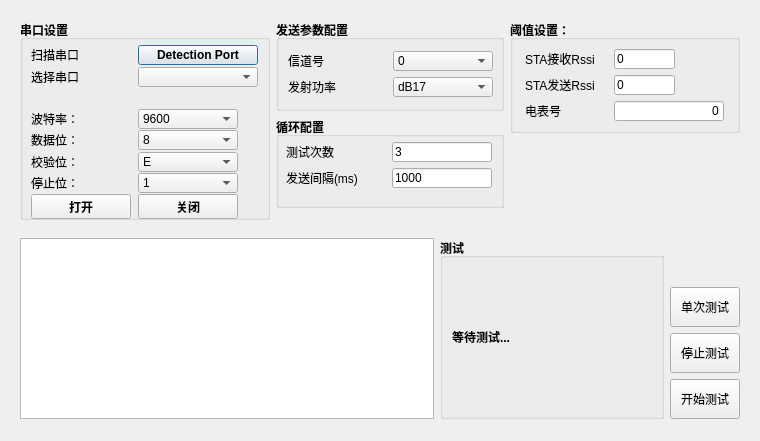
Old version of the form ui/ui_gadget.ui in the repository ZhenhuaWei/BaseSerialPortTool.
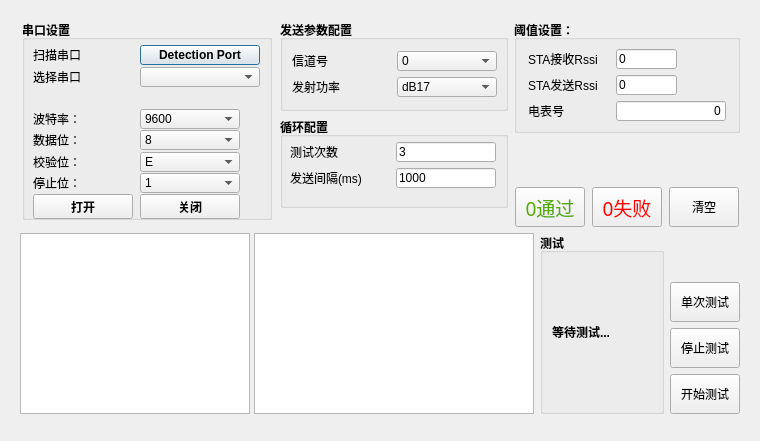
New version of the form.

Commit message: modify ui, add table view

Patch:
```diff
--- a/ui/ui_gadget.ui
+++ b/ui/ui_gadget.ui
@@ -25,8 +25,8 @@
   <property name="windowTitle">
    <string>Form</string>
   </property>
-  <layout class="QGridLayout" name="gridLayout_11">
-   <item row="0" column="1">
+  <layout class="QGridLayout" name="gridLayout_6">
+   <item row="0" column="0">
     <widget class="QStackedWidget" name="stackedWidget">
      <property name="sizePolicy">
       <sizepolicy hsizetype="Preferred" vsizetype="Preferred">
@@ -46,141 +46,7 @@
      </property>
      <widget class="QWidget" name="stackedWidgetPage1">
       <layout class="QGridLayout" name="gridLayout_13">
-       <item row="1" column="3">
-        <layout class="QGridLayout" name="gridLayout_10">
-         <item row="3" column="0">
-          <widget class="QPushButton" name="start_test_bt">
-           <property name="minimumSize">
-            <size>
-             <width>70</width>
-             <height>40</height>
-            </size>
-           </property>
-           <property name="maximumSize">
-            <size>
-             <width>70</width>
-             <height>40</height>
-            </size>
-           </property>
-           <property name="font">
-            <font>
-             <weight>50</weight>
-             <bold>false</bold>
-            </font>
-           </property>
-           <property name="text">
-            <string>开始测试</string>
-           </property>
-          </widget>
-         </item>
-         <item row="2" column="0">
-          <widget class="QPushButton" name="stop_test_bt">
-           <property name="minimumSize">
-            <size>
-             <width>70</width>
-             <height>40</height>
-            </size>
-           </property>
-           <property name="maximumSize">
-            <size>
-             <width>70</width>
-             <height>40</height>
-            </size>
-           </property>
-           <property name="font">
-            <font>
-             <weight>50</weight>
-             <bold>false</bold>
-            </font>
-           </property>
-           <property name="text">
-            <string>停止测试</string>
-           </property>
-          </widget>
-         </item>
-         <item row="1" column="0">
-          <widget class="QPushButton" name="meter_addr">
-           <property name="minimumSize">
-            <size>
-             <width>70</width>
-             <height>40</height>
-            </size>
-           </property>
-           <property name="maximumSize">
-            <size>
-             <width>70</width>
-             <height>40</height>
-            </size>
-           </property>
-           <property name="font">
-            <font>
-             <family>Arial</family>
-             <weight>50</weight>
-             <bold>false</bold>
-            </font>
-           </property>
-           <property name="text">
-            <string>单次测试</string>
-           </property>
-          </widget>
-         </item>
-         <item row="0" column="0">
-          <spacer name="verticalSpacer_4">
-           <property name="orientation">
-            <enum>Qt::Vertical</enum>
-           </property>
-           <property name="sizeHint" stdset="0">
-            <size>
-             <width>20</width>
-             <height>40</height>
-            </size>
-           </property>
-          </spacer>
-         </item>
-        </layout>
-       </item>
-       <item row="1" column="2">
-        <layout class="QGridLayout" name="gridLayout_12">
-         <item row="0" column="1">
-          <widget class="QGroupBox" name="groupBox_4">
-           <property name="font">
-            <font>
-             <weight>75</weight>
-             <bold>true</bold>
-            </font>
-           </property>
-           <property name="title">
-            <string>测试</string>
-           </property>
-           <layout class="QGridLayout" name="gridLayout_9">
-            <item row="0" column="0">
-             <widget class="QLabel" name="result_lb">
-              <property name="minimumSize">
-               <size>
-                <width>200</width>
-                <height>140</height>
-               </size>
-              </property>
-              <property name="maximumSize">
-               <size>
-                <width>200</width>
-                <height>140</height>
-               </size>
-              </property>
-              <property name="styleSheet">
-               <string notr="true">font: 18pt &quot;Adobe Devanagari&quot;;</string>
-              </property>
-              <property name="text">
-               <string>等待测试...</string>
-              </property>
-             </widget>
-            </item>
-           </layout>
-          </widget>
-         </item>
-        </layout>
-       </item>
-       <item row="0" column="0">
+       <item row="0" column="0" colspan="2">
         <layout class="QGridLayout" name="gridLayout">
          <item row="0" column="0">
           <widget class="QGroupBox" name="formGroupBox1">
@@ -799,9 +665,446 @@
          </item>
         </layout>
        </item>
-       <item row="0" column="1" colspan="3">
+       <item row="1" column="4">
+        <layout class="QGridLayout" name="gridLayout_12">
+         <item row="0" column="0">
+          <widget class="QGroupBox" name="groupBox_4">
+           <property name="font">
+            <font>
+             <weight>75</weight>
+             <bold>true</bold>
+            </font>
+           </property>
+           <property name="title">
+            <string>测试</string>
+           </property>
         <layout class="QGridLayout" name="gridLayout_8">
          <item row="0" column="0">
+             <widget class="QLabel" name="result_lb">
+              <property name="enabled">
+               <bool>true</bool>
+              </property>
+              <property name="minimumSize">
+               <size>
+                <width>100</width>
+                <height>140</height>
+               </size>
+              </property>
+              <property name="maximumSize">
+               <size>
+                <width>100</width>
+                <height>140</height>
+               </size>
+              </property>
+              <property name="styleSheet">
+               <string notr="true">font: 16pt &quot;Adobe Devanagari&quot;;</string>
+              </property>
+              <property name="text">
+               <string>等待测试...</string>
+              </property>
+              <property name="wordWrap">
+               <bool>true</bool>
+              </property>
+             </widget>
+            </item>
+           </layout>
+          </widget>
+         </item>
+         <item row="0" column="1">
+          <layout class="QGridLayout" name="gridLayout_10">
+           <item row="3" column="0">
+            <widget class="QPushButton" name="start_test_bt">
+             <property name="minimumSize">
+              <size>
+               <width>70</width>
+               <height>40</height>
+              </size>
+             </property>
+             <property name="maximumSize">
+              <size>
+               <width>70</width>
+               <height>40</height>
+              </size>
+             </property>
+             <property name="font">
+              <font>
+               <weight>50</weight>
+               <bold>false</bold>
+              </font>
+             </property>
+             <property name="text">
+              <string>开始测试</string>
+             </property>
+            </widget>
+           </item>
+           <item row="2" column="0">
+            <widget class="QPushButton" name="stop_test_bt">
+             <property name="minimumSize">
+              <size>
+               <width>70</width>
+               <height>40</height>
+              </size>
+             </property>
+             <property name="maximumSize">
+              <size>
+               <width>70</width>
+               <height>40</height>
+              </size>
+             </property>
+             <property name="font">
+              <font>
+               <weight>50</weight>
+               <bold>false</bold>
+              </font>
+             </property>
+             <property name="text">
+              <string>停止测试</string>
+             </property>
+            </widget>
+           </item>
+           <item row="1" column="0">
+            <widget class="QPushButton" name="one_test_bt">
+             <property name="minimumSize">
+              <size>
+               <width>70</width>
+               <height>40</height>
+              </size>
+             </property>
+             <property name="maximumSize">
+              <size>
+               <width>70</width>
+               <height>40</height>
+              </size>
+             </property>
+             <property name="font">
+              <font>
+               <family>Arial</family>
+               <weight>50</weight>
+               <bold>false</bold>
+              </font>
+             </property>
+             <property name="text">
+              <string>单次测试</string>
+             </property>
+            </widget>
+           </item>
+           <item row="0" column="0">
+            <spacer name="verticalSpacer_4">
+             <property name="orientation">
+              <enum>Qt::Vertical</enum>
+             </property>
+             <property name="sizeHint" stdset="0">
+              <size>
+               <width>20</width>
+               <height>40</height>
+              </size>
+             </property>
+            </spacer>
+           </item>
+          </layout>
+         </item>
+        </layout>
+       </item>
+       <item row="0" column="3" colspan="2">
+        <layout class="QGridLayout" name="gridLayout_11">
+         <item row="0" column="0">
+          <widget class="QGroupBox" name="groupBox_3">
+           <property name="title">
+            <string>阈值设置：</string>
+           </property>
+           <layout class="QGridLayout" name="gridLayout_7">
+            <item row="0" column="1">
+             <widget class="QLineEdit" name="sta_recv_rssi_le">
+              <property name="minimumSize">
+               <size>
+                <width>61</width>
+                <height>20</height>
+               </size>
+              </property>
+              <property name="maximumSize">
+               <size>
+                <width>61</width>
+                <height>20</height>
+               </size>
+              </property>
+              <property name="font">
+               <font>
+                <weight>50</weight>
+                <bold>false</bold>
+               </font>
+              </property>
+              <property name="text">
+               <string>0</string>
+              </property>
+             </widget>
+            </item>
+            <item row="2" column="0">
+             <widget class="QLabel" name="test_times_lb_4">
+              <property name="minimumSize">
+               <size>
+                <width>80</width>
+                <height>20</height>
+               </size>
+              </property>
+              <property name="maximumSize">
+               <size>
+                <width>80</width>
+                <height>20</height>
+               </size>
+              </property>
+              <property name="font">
+               <font>
+                <weight>50</weight>
+                <bold>false</bold>
+               </font>
+              </property>
+              <property name="text">
+               <string>电表号</string>
+              </property>
+             </widget>
+            </item>
+            <item row="0" column="0">
+             <widget class="QLabel" name="send_num_lb">
+              <property name="minimumSize">
+               <size>
+                <width>80</width>
+                <height>20</height>
+               </size>
+              </property>
+              <property name="maximumSize">
+               <size>
+                <width>80</width>
+                <height>20</height>
+               </size>
+              </property>
+              <property name="font">
+               <font>
+                <weight>50</weight>
+                <bold>false</bold>
+               </font>
+              </property>
+              <property name="text">
+               <string>STA接收Rssi</string>
+              </property>
+             </widget>
+            </item>
+            <item row="2" column="1">
+             <widget class="QLineEdit" name="meter_addr_le">
+              <property name="minimumSize">
+               <size>
+                <width>110</width>
+                <height>20</height>
+               </size>
+              </property>
+              <property name="maximumSize">
+               <size>
+                <width>110</width>
+                <height>20</height>
+               </size>
+              </property>
+              <property name="font">
+               <font>
+                <weight>50</weight>
+                <bold>false</bold>
+               </font>
+              </property>
+              <property name="layoutDirection">
+               <enum>Qt::LeftToRight</enum>
+              </property>
+              <property name="text">
+               <string>0</string>
+              </property>
+              <property name="alignment">
+               <set>Qt::AlignRight|Qt::AlignTrailing|Qt::AlignVCenter</set>
+              </property>
+             </widget>
+            </item>
+            <item row="1" column="0">
+             <widget class="QLabel" name="test_times_lb_3">
+              <property name="minimumSize">
+               <size>
+                <width>80</width>
+                <height>20</height>
+               </size>
+              </property>
+              <property name="maximumSize">
+               <size>
+                <width>80</width>
+                <height>20</height>
+               </size>
+              </property>
+              <property name="font">
+               <font>
+                <weight>50</weight>
+                <bold>false</bold>
+               </font>
+              </property>
+              <property name="text">
+               <string>STA发送Rssi</string>
+              </property>
+             </widget>
+            </item>
+            <item row="1" column="1">
+             <widget class="QLineEdit" name="sta_send_rssi_le">
+              <property name="minimumSize">
+               <size>
+                <width>61</width>
+                <height>20</height>
+               </size>
+              </property>
+              <property name="maximumSize">
+               <size>
+                <width>61</width>
+                <height>20</height>
+               </size>
+              </property>
+              <property name="font">
+               <font>
+                <weight>50</weight>
+                <bold>false</bold>
+               </font>
+              </property>
+              <property name="text">
+               <string>0</string>
+              </property>
+             </widget>
+            </item>
+           </layout>
+          </widget>
+         </item>
+         <item row="2" column="0">
+          <layout class="QGridLayout" name="gridLayout_9">
+           <item row="0" column="0">
+            <widget class="QPushButton" name="pass_cnt_bt">
+             <property name="minimumSize">
+              <size>
+               <width>70</width>
+               <height>40</height>
+              </size>
+             </property>
+             <property name="maximumSize">
+              <size>
+               <width>70</width>
+               <height>40</height>
+              </size>
+             </property>
+             <property name="font">
+              <font>
+               <family>Adobe Devanagari</family>
+               <pointsize>14</pointsize>
+               <weight>9</weight>
+               <italic>false</italic>
+               <bold>false</bold>
+              </font>
+             </property>
+             <property name="styleSheet">
+              <string notr="true">color: rgb(85, 170, 0);
+font: 75 14pt &quot;Adobe Devanagari&quot;;</string>
+             </property>
+             <property name="text">
+              <string>0通过</string>
+             </property>
+            </widget>
+           </item>
+           <item row="0" column="1">
+            <widget class="QPushButton" name="flash_cnt_bt">
+             <property name="minimumSize">
+              <size>
+               <width>70</width>
+               <height>40</height>
+              </size>
+             </property>
+             <property name="maximumSize">
+              <size>
+               <width>70</width>
+               <height>40</height>
+              </size>
+             </property>
+             <property name="font">
+              <font>
+               <family>Adobe Devanagari</family>
+               <pointsize>14</pointsize>
+               <weight>9</weight>
+               <italic>false</italic>
+               <bold>false</bold>
+              </font>
+             </property>
+             <property name="mouseTracking">
+              <bool>false</bool>
+             </property>
+             <property name="styleSheet">
+              <string notr="true">color: rgb(255, 0, 0);
+font: 75 14pt &quot;Adobe Devanagari&quot;;</string>
+             </property>
+             <property name="text">
+              <string>0失败</string>
+             </property>
+            </widget>
+           </item>
+           <item row="0" column="2">
+            <widget class="QPushButton" name="clear_bt">
+             <property name="minimumSize">
+              <size>
+               <width>70</width>
+               <height>40</height>
+              </size>
+             </property>
+             <property name="maximumSize">
+              <size>
+               <width>70</width>
+               <height>40</height>
+              </size>
+             </property>
+             <property name="font">
+              <font>
+               <family>Arial</family>
+               <weight>50</weight>
+               <bold>false</bold>
+              </font>
+             </property>
+             <property name="text">
+              <string>清空</string>
+             </property>
+            </widget>
+           </item>
+          </layout>
+         </item>
+         <item row="1" column="0">
+          <spacer name="verticalSpacer">
+           <property name="orientation">
+            <enum>Qt::Vertical</enum>
+           </property>
+           <property name="sizeHint" stdset="0">
+            <size>
+             <width>20</width>
+             <height>40</height>
+            </size>
+           </property>
+          </spacer>
+         </item>
+        </layout>
+       </item>
+       <item row="1" column="1" colspan="3">
+        <widget class="QTableView" name="testcase_tv">
+         <property name="minimumSize">
+          <size>
+           <width>280</width>
+           <height>180</height>
+          </size>
+         </property>
+        </widget>
+       </item>
+       <item row="1" column="0">
+        <widget class="QTableView" name="history_tv">
+         <property name="minimumSize">
+          <size>
+           <width>230</width>
+           <height>180</height>
+          </size>
+         </property>
+        </widget>
+       </item>
+       <item row="0" column="2">
           <layout class="QGridLayout" name="gridLayout_5">
            <item row="0" column="0">
             <widget class="QGroupBox" name="groupBox">
@@ -1299,7 +1602,7 @@
              <property name="title">
               <string>循环配置</string>
              </property>
-             <widget class="QWidget" name="">
+           <widget class="QWidget" name="layoutWidget">
               <property name="geometry">
                <rect>
                 <x>10</x>
@@ -1422,205 +1725,7 @@
            </item>
           </layout>
          </item>
-         <item row="0" column="1">
-          <layout class="QGridLayout" name="gridLayout_6">
-           <item row="1" column="0">
-            <spacer name="verticalSpacer">
-             <property name="orientation">
-              <enum>Qt::Vertical</enum>
-             </property>
-             <property name="sizeHint" stdset="0">
-              <size>
-               <width>20</width>
-               <height>40</height>
-              </size>
-             </property>
-            </spacer>
-           </item>
-           <item row="0" column="0">
-            <widget class="QGroupBox" name="groupBox_3">
-             <property name="title">
-              <string>阈值设置：</string>
-             </property>
-             <layout class="QGridLayout" name="gridLayout_7">
-              <item row="0" column="1">
-               <widget class="QLineEdit" name="sta_recv_rssi_le">
-                <property name="minimumSize">
-                 <size>
-                  <width>61</width>
-                  <height>20</height>
-                 </size>
-                </property>
-                <property name="maximumSize">
-                 <size>
-                  <width>61</width>
-                  <height>20</height>
-                 </size>
-                </property>
-                <property name="font">
-                 <font>
-                  <weight>50</weight>
-                  <bold>false</bold>
-                 </font>
-                </property>
-                <property name="text">
-                 <string>0</string>
-                </property>
-               </widget>
-              </item>
-              <item row="2" column="0">
-               <widget class="QLabel" name="test_times_lb_4">
-                <property name="minimumSize">
-                 <size>
-                  <width>80</width>
-                  <height>20</height>
-                 </size>
-                </property>
-                <property name="maximumSize">
-                 <size>
-                  <width>80</width>
-                  <height>20</height>
-                 </size>
-                </property>
-                <property name="font">
-                 <font>
-                  <weight>50</weight>
-                  <bold>false</bold>
-                 </font>
-                </property>
-                <property name="text">
-                 <string>电表号</string>
-                </property>
-               </widget>
-              </item>
-              <item row="0" column="0">
-               <widget class="QLabel" name="send_num_lb">
-                <property name="minimumSize">
-                 <size>
-                  <width>80</width>
-                  <height>20</height>
-                 </size>
-                </property>
-                <property name="maximumSize">
-                 <size>
-                  <width>80</width>
-                  <height>20</height>
-                 </size>
-                </property>
-                <property name="font">
-                 <font>
-                  <weight>50</weight>
-                  <bold>false</bold>
-                 </font>
-                </property>
-                <property name="text">
-                 <string>STA接收Rssi</string>
-                </property>
-               </widget>
-              </item>
               <item row="2" column="1">
-               <widget class="QLineEdit" name="recv_num_le_2">
-                <property name="minimumSize">
-                 <size>
-                  <width>110</width>
-                  <height>20</height>
-                 </size>
-                </property>
-                <property name="maximumSize">
-                 <size>
-                  <width>110</width>
-                  <height>20</height>
-                 </size>
-                </property>
-                <property name="font">
-                 <font>
-                  <weight>50</weight>
-                  <bold>false</bold>
-                 </font>
-                </property>
-                <property name="layoutDirection">
-                 <enum>Qt::LeftToRight</enum>
-                </property>
-                <property name="text">
-                 <string>0</string>
-                </property>
-                <property name="alignment">
-                 <set>Qt::AlignRight|Qt::AlignTrailing|Qt::AlignVCenter</set>
-                </property>
-               </widget>
-              </item>
-              <item row="1" column="0">
-               <widget class="QLabel" name="test_times_lb_3">
-                <property name="minimumSize">
-                 <size>
-                  <width>80</width>
-                  <height>20</height>
-                 </size>
-                </property>
-                <property name="maximumSize">
-                 <size>
-                  <width>80</width>
-                  <height>20</height>
-                 </size>
-                </property>
-                <property name="font">
-                 <font>
-                  <weight>50</weight>
-                  <bold>false</bold>
-                 </font>
-                </property>
-                <property name="text">
-                 <string>STA发送Rssi</string>
-                </property>
-               </widget>
-              </item>
-              <item row="1" column="1">
-               <widget class="QLineEdit" name="sta_send_rssi_le">
-                <property name="minimumSize">
-                 <size>
-                  <width>61</width>
-                  <height>20</height>
-                 </size>
-                </property>
-                <property name="maximumSize">
-                 <size>
-                  <width>61</width>
-                  <height>20</height>
-                 </size>
-                </property>
-                <property name="font">
-                 <font>
-                  <weight>50</weight>
-                  <bold>false</bold>
-                 </font>
-                </property>
-                <property name="text">
-                 <string>0</string>
-                </property>
-               </widget>
-              </item>
-             </layout>
-            </widget>
-           </item>
-          </layout>
-         </item>
-        </layout>
-       </item>
-       <item row="1" column="0" colspan="2">
-        <widget class="QTableView" name="tableView">
-         <property name="minimumSize">
-          <size>
-           <width>380</width>
-           <height>180</height>
-          </size>
-         </property>
-        </widget>
-       </item>
-      </layout>
-     </widget>
-    </widget>
-   </item>
-   <item row="1" column="1">
     <spacer name="verticalSpacer_5">
      <property name="orientation">
       <enum>Qt::Vertical</enum>
@@ -1632,6 +1737,10 @@
       </size>
      </property>
     </spacer>
+       </item>
+      </layout>
+     </widget>
+    </widget>
    </item>
   </layout>
  </widget>
```
Lines whose indentation alone changed are shown as unchanged. The commit also changes 2 other files.
